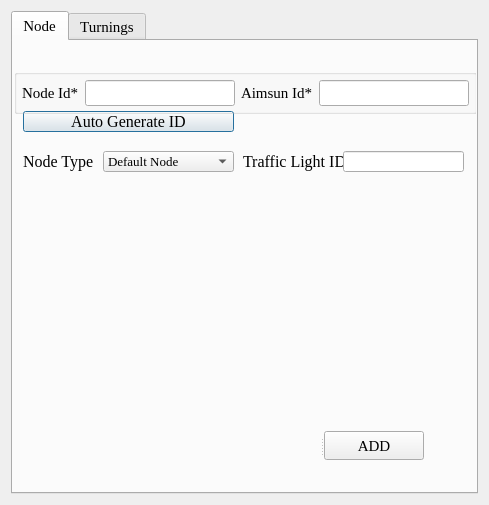
chaitanyamalaviya/Trafficera, file ui_multinode.ui: the form before one commit.
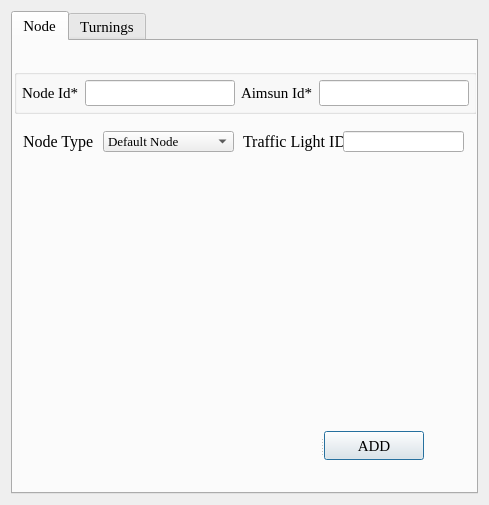
The form after the commit. The open tabs and pages were chosen to show the change.

Commit message: segment dialog changes

Patch:
```diff
--- a/ui_multinode.ui
+++ b/ui_multinode.ui
@@ -74,30 +74,11 @@
       <attribute name="title">
        <string>Node</string>
       </attribute>
-      <widget class="QPushButton" name="generateid">
-       <property name="geometry">
-        <rect>
-         <x>10</x>
-         <y>70</y>
-         <width>211</width>
-         <height>21</height>
-        </rect>
-       </property>
-       <property name="font">
-        <font>
-         <family>Times New Roman</family>
-         <pointsize>12</pointsize>
-        </font>
-       </property>
-       <property name="text">
-        <string>Auto Generate ID</string>
-       </property>
-      </widget>
       <widget class="QLabel" name="TrafficLightIDlabel">
        <property name="geometry">
         <rect>
          <x>230</x>
-         <y>110</y>
+         <y>90</y>
          <width>111</width>
          <height>21</height>
         </rect>
@@ -119,7 +100,7 @@
        <property name="geometry">
         <rect>
          <x>10</x>
-         <y>110</y>
+         <y>90</y>
          <width>81</width>
          <height>21</height>
         </rect>
@@ -141,7 +122,7 @@
        <property name="geometry">
         <rect>
          <x>90</x>
-         <y>110</y>
+         <y>90</y>
          <width>131</width>
          <height>21</height>
         </rect>
@@ -182,7 +163,7 @@
        <property name="geometry">
         <rect>
          <x>330</x>
-         <y>110</y>
+         <y>90</y>
          <width>121</width>
          <height>21</height>
         </rect>
```
Left out of the diff: 2 changed lines with no effect on the pictures. The commit also changes 4 other files.
